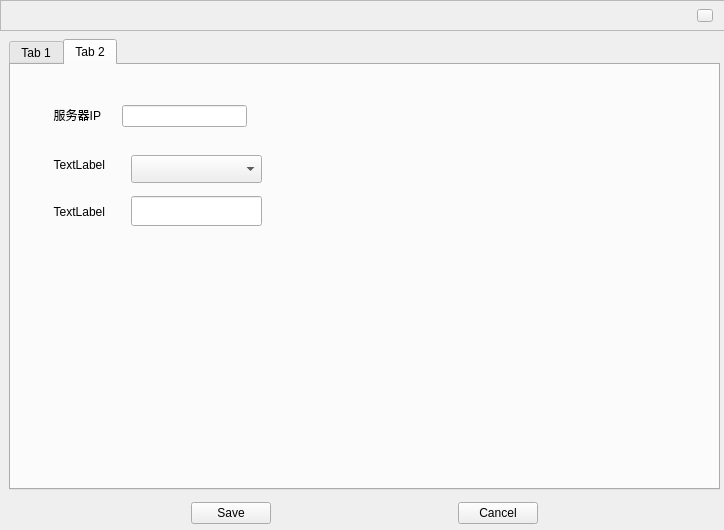
Above: qtpro/student_new/student_end2/VM_Code/setform.ui from kevin201353/qt_student before the change. Below: the same form after it.
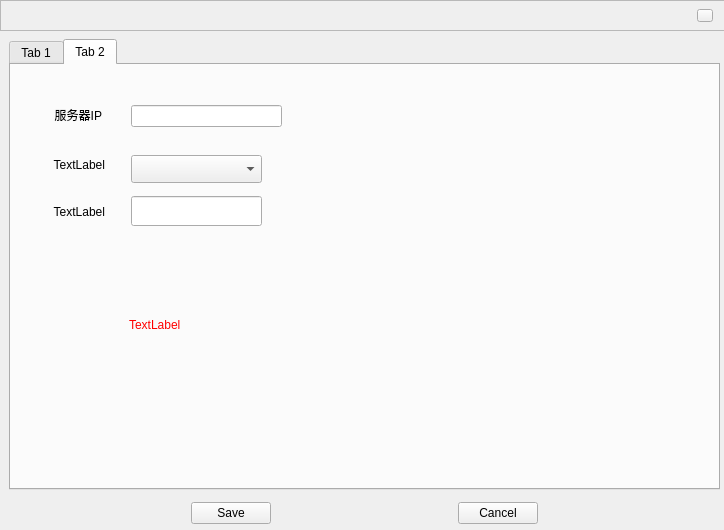
That is the form after the change. Icons and pictures are not drawn.

```diff
--- a/qtpro/student_new/student_end2/VM_Code/setform.ui
+++ b/qtpro/student_new/student_end2/VM_Code/setform.ui
@@ -229,7 +229,7 @@
     <widget class="QLabel" name="ServerIPlabel">
      <property name="geometry">
       <rect>
-       <x>9</x>
+       <x>10</x>
        <y>40</y>
        <width>81</width>
        <height>20</height>
@@ -245,9 +245,9 @@
     <widget class="QLineEdit" name="ServerIPlineEdit">
      <property name="geometry">
       <rect>
-       <x>111</x>
+       <x>120</x>
        <y>40</y>
-       <width>125</width>
+       <width>151</width>
        <height>22</height>
       </rect>
      </property>
@@ -304,6 +304,22 @@
       </rect>
      </property>
     </widget>
+    <widget class="QLabel" name="Tiplabel22">
+     <property name="geometry">
+      <rect>
+       <x>118</x>
+       <y>250</y>
+       <width>421</width>
+       <height>20</height>
+      </rect>
+     </property>
+     <property name="styleSheet">
+      <string notr="true">color: rgb(255, 0, 0);</string>
+     </property>
+     <property name="text">
+      <string>TextLabel</string>
+     </property>
+    </widget>
    </widget>
   </widget>
   <widget class="QFrame" name="title_bar">
```
